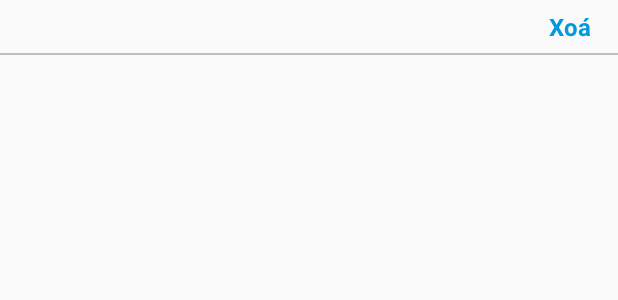
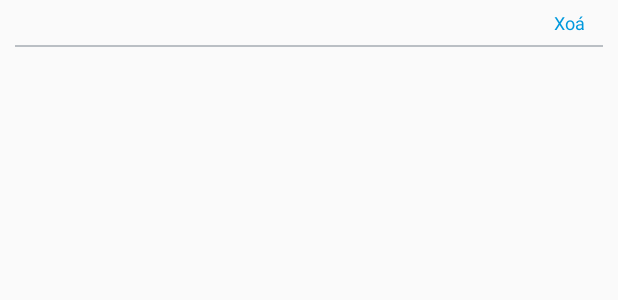
Before and after one commit to thanhhoang96/DoAnQLCSVC, an Android app: the layout item_tao_moi_ke_hoach.xml on its own in the app's theme, with its tools: preview values and no code run, on a phone screen of 412 x 824 dp. Shown: the top 300 px of the screen. Run offline under Robolectric (Android 15) with nearby library versions, the phone set to English and light mode, and no system bars.

Commit message:
reformat code

```diff
--- a/app/src/main/res/layout/item_tao_moi_ke_hoach.xml
+++ b/app/src/main/res/layout/item_tao_moi_ke_hoach.xml
@@ -18,8 +18,7 @@
             android:gravity="center"
             android:padding="3dp"
             android:textColor="#880e4f"
-            android:textSize="16sp"
-            android:textStyle="bold" />
+            android:textSize="12sp" />
 
         <TextView
             android:id="@+id/tvNhomThietBiItemTmkh"
@@ -30,8 +29,7 @@
             android:gravity="center"
             android:padding="3dp"
             android:textColor="#880e4f"
-            android:textSize="16sp"
-            android:textStyle="bold" />
+            android:textSize="12sp" />
 
         <TextView
             android:id="@+id/tvDonViItemTmkh"
@@ -42,8 +40,7 @@
             android:gravity="center"
             android:padding="3dp"
             android:textColor="#880e4f"
-            android:textSize="16sp"
-            android:textStyle="bold" />
+            android:textSize="12sp" />
 
         <TextView
             android:id="@+id/tvSlDeNghiItemTmkh"
@@ -54,8 +51,7 @@
             android:gravity="center"
             android:padding="3dp"
             android:textColor="#880e4f"
-            android:textSize="16sp"
-            android:textStyle="bold" />
+            android:textSize="12sp" />
 
         <TextView
             android:id="@+id/tvDonGiaItemTmkh"
@@ -66,8 +62,7 @@
             android:gravity="center"
             android:padding="3dp"
             android:textColor="#880e4f"
-            android:textSize="16sp"
-            android:textStyle="bold" />
+            android:textSize="12sp" />
 
         <TextView
             android:id="@+id/tvThanhTienItemTmkh"
@@ -78,8 +73,7 @@
             android:gravity="center"
             android:padding="3dp"
             android:textColor="#880e4f"
-            android:textSize="16sp"
-            android:textStyle="bold" />
+            android:textSize="12sp" />
 
         <TextView
             android:id="@+id/tvXoaItemTmkh"
@@ -91,12 +85,13 @@
             android:padding="3dp"
             android:text="Xoá"
             android:textColor="@color/colorBlueMedium"
-            android:textSize="16sp"
-            android:textStyle="bold" />
+            android:textSize="12sp" />
     </LinearLayout>
 
     <View
         android:layout_width="match_parent"
         android:layout_height="1dp"
+        android:layout_marginStart="10dp"
+        android:layout_marginEnd="10dp"
         android:background="@color/colorGrayMedium" />
 </LinearLayout>
```
Also changed, not shown: app/src/main/java/com/example/thanhhoang/qlcosovatchat/ui/qlkh/taoKeHoach/TaoKeHoachFragment.kt (+6 -5 lines).
